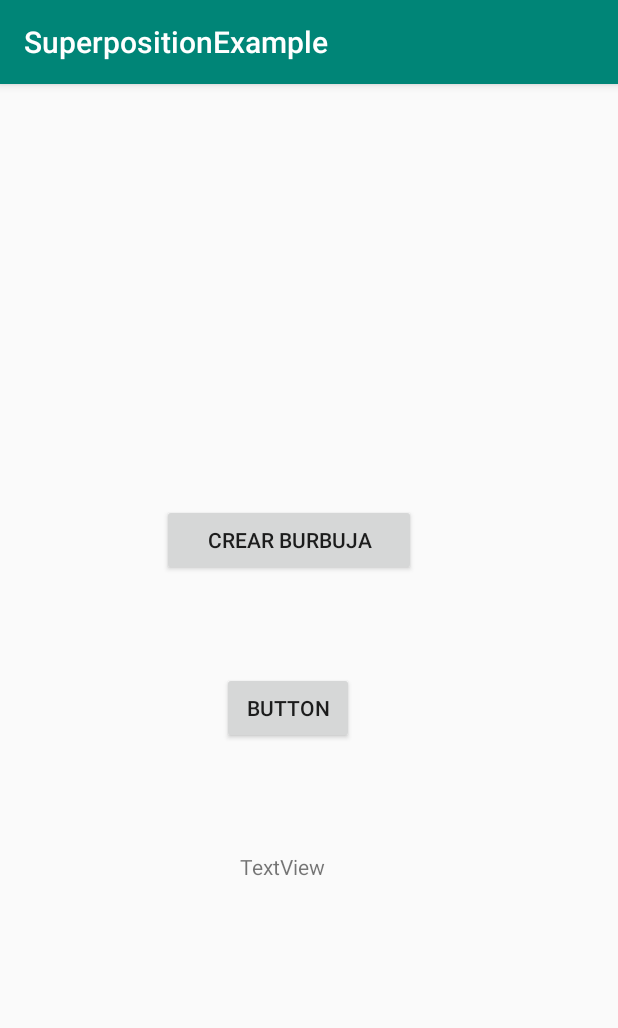
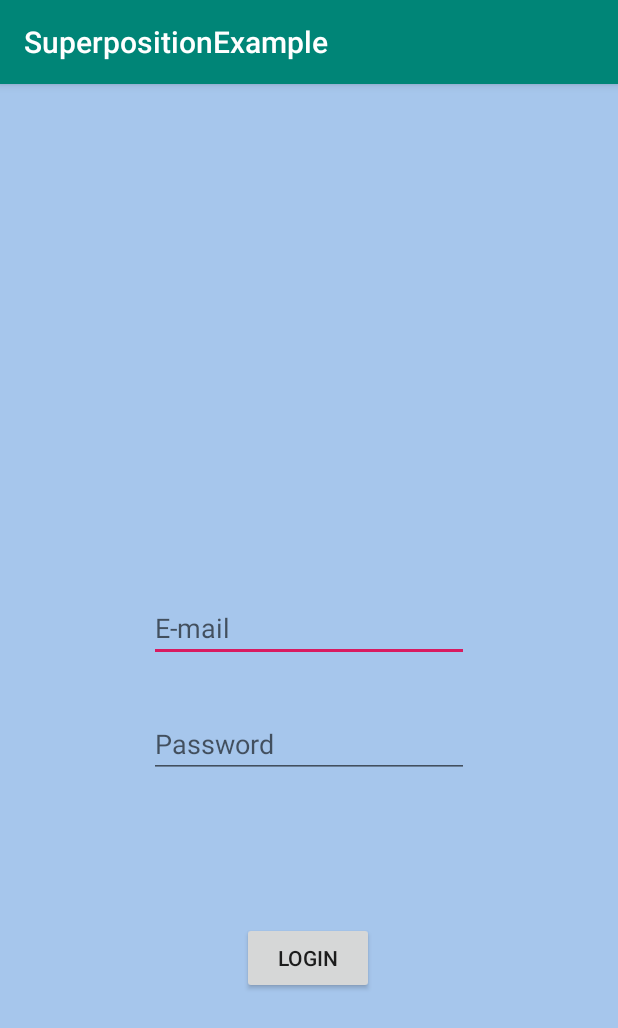
Before and after one commit to Mario-Alberto-Murillo/ParentAssist, an Android app: the screen it shows after launch (MainActivity), on a phone screen of 412 x 824 dp. Shown: the top 1028 px of the screen. Run offline under Robolectric (Android 15) with nearby library versions, the phone set to English and light mode, and no system bars.

Commit message:
add formulary

```diff
--- a/app/src/main/java/com/example/superpositionexample/MainActivity.java
+++ b/app/src/main/java/com/example/superpositionexample/MainActivity.java
@@ -17,8 +17,6 @@ public class MainActivity extends AppCompatActivity {
     private static final int CODE_DRAW_OVER_OTHER_APP_PERMISSION = 2084;
     public static int ACTION_MANAGE_OVERLAY_PERMISSION_REQUEST_CODE = 5469;
 
-    private TextView contdowntxt;
-    private Button contDownbtn;
 
     private CountDownTimer time;
     private long timeLeft = 3000;
@@ -30,8 +28,7 @@ public class MainActivity extends AppCompatActivity {
         super.onCreate(savedInstanceState);
         setContentView(R.layout.activity_main);
         //Timer
-        contDownbtn = findViewById(R.id.btnTimer);
-        contdowntxt = findViewById(R.id.txtTimer);
+
 
         //Bubble
 
@@ -42,11 +39,11 @@ public class MainActivity extends AppCompatActivity {
             startActivityForResult(intent, CODE_DRAW_OVER_OTHER_APP_PERMISSION);
             Toast.makeText(this, "if weeeee", Toast.LENGTH_SHORT).show();
         } else {
-            initializeView();
+            //initializeView();
         }
     }
 
-    private void initializeView() {
+    /*private void initializeView() {
         findViewById(R.id.bubble_button).setOnClickListener(new View.OnClickListener() {
             @Override
             public void onClick(View view) {
@@ -54,7 +51,7 @@ public class MainActivity extends AppCompatActivity {
                 finish();
             }
         });
-    }
+    }*/
 
     @Override
     protected void onActivityResult(int requestCode, int resultCode, Intent data) {
@@ -62,7 +59,7 @@ public class MainActivity extends AppCompatActivity {
 
             if (Build.VERSION.SDK_INT >= Build.VERSION_CODES.M) {
                 if (Settings.canDrawOverlays(this)) {
-                    initializeView();
+                    //initializeView();
                 } else {
                     Toast.makeText(this,
                             "El permiso para posicionar elementos sobre otras aplicaciones no está disponible. Cerrando aplicación",
--- a/app/src/main/res/layout/activity_main.xml
+++ b/app/src/main/res/layout/activity_main.xml
@@ -1,53 +1,60 @@
+<?xml version="1.0" encoding="utf-8"?>
 <android.support.constraint.ConstraintLayout xmlns:android="http://schemas.android.com/apk/res/android"
-
+    xmlns:app="http://schemas.android.com/apk/res-auto"
     xmlns:tools="http://schemas.android.com/tools"
-    xmlns:app="http://schemas.android.com/apk/res-auto"
+    android:background="@color/BackGorund"
     android:layout_width="match_parent"
     android:layout_height="match_parent"
     tools:context=".MainActivity">
 
+
+    <EditText
+        android:id="@+id/editText"
+        android:layout_width="wrap_content"
+        android:layout_height="wrap_content"
+        android:layout_marginStart="8dp"
+        android:layout_marginLeft="8dp"
+        android:layout_marginTop="340dp"
+        android:layout_marginEnd="8dp"
+        android:layout_marginRight="8dp"
+        android:ems="10"
+        android:hint="@string/user_string"
+        android:inputType="textPersonName"
+        app:layout_constraintEnd_toEndOf="parent"
+        app:layout_constraintStart_toStartOf="parent"
+        app:layout_constraintTop_toTopOf="parent" />
+
+    <EditText
+        android:id="@+id/editText2"
+        android:layout_width="wrap_content"
+        android:layout_height="wrap_content"
+        android:layout_marginStart="8dp"
+        android:layout_marginLeft="8dp"
+        android:layout_marginTop="32dp"
+        android:layout_marginEnd="8dp"
+        android:layout_marginRight="8dp"
+        android:ems="10"
+        android:hint="@string/password_string"
+        android:inputType="textPassword"
+        app:layout_constraintEnd_toEndOf="parent"
+        app:layout_constraintStart_toStartOf="parent"
+        app:layout_constraintTop_toBottomOf="@+id/editText" />
+
     <Button
-        android:id="@+id/bubble_button"
-        android:layout_width="169dp"
+        android:id="@+id/button4"
+        android:layout_width="wrap_content"
         android:layout_height="wrap_content"
-        android:layout_centerHorizontal="true"
-        android:layout_marginStart="108dp"
-        android:layout_marginLeft="108dp"
-        android:layout_marginTop="280dp"
+        android:layout_marginStart="8dp"
+        android:layout_marginLeft="8dp"
+        android:layout_marginTop="96dp"
         android:layout_marginEnd="8dp"
         android:layout_marginRight="8dp"
         android:layout_marginBottom="8dp"
-        android:gravity="center"
-        android:text="Crear burbuja"
+        android:text="@string/btn_string"
         app:layout_constraintBottom_toBottomOf="parent"
         app:layout_constraintEnd_toEndOf="parent"
-        app:layout_constraintHorizontal_bias="0.0"
+        app:layout_constraintHorizontal_bias="0.498"
         app:layout_constraintStart_toStartOf="parent"
-        app:layout_constraintTop_toTopOf="parent"
-        app:layout_constraintVertical_bias="0.0"
-        tools:ignore="MissingConstraints" />
-
-    <Button
-        android:id="@+id/btnTimer"
-        android:layout_width="wrap_content"
-        android:layout_height="wrap_content"
-        android:layout_marginStart="148dp"
-        android:layout_marginLeft="148dp"
-        android:layout_marginTop="64dp"
-        android:text="Button"
-        app:layout_constraintStart_toStartOf="parent"
-        app:layout_constraintTop_toBottomOf="@+id/bubble_button" />
-
-    <TextView
-        android:id="@+id/txtTimer"
-        android:layout_width="wrap_content"
-        android:layout_height="wrap_content"
-        android:layout_marginStart="160dp"
-        android:layout_marginLeft="160dp"
-        android:layout_marginTop="72dp"
-        android:text="TextView"
-        app:layout_constraintStart_toStartOf="parent"
-        app:layout_constraintTop_toBottomOf="@+id/btnTimer" />
-
-
+        app:layout_constraintTop_toBottomOf="@+id/editText2"
+        app:layout_constraintVertical_bias="0.0" />
 </android.support.constraint.ConstraintLayout>
--- a/app/src/main/res/values/strings.xml
+++ b/app/src/main/res/values/strings.xml
@@ -1,3 +1,6 @@
 <resources>
     <string name="app_name">SuperpositionExample</string>
+    <string name="user_string">E-mail</string>
+    <string name="password_string">Password</string>
+    <string name="btn_string">Login</string>
 </resources>
```
